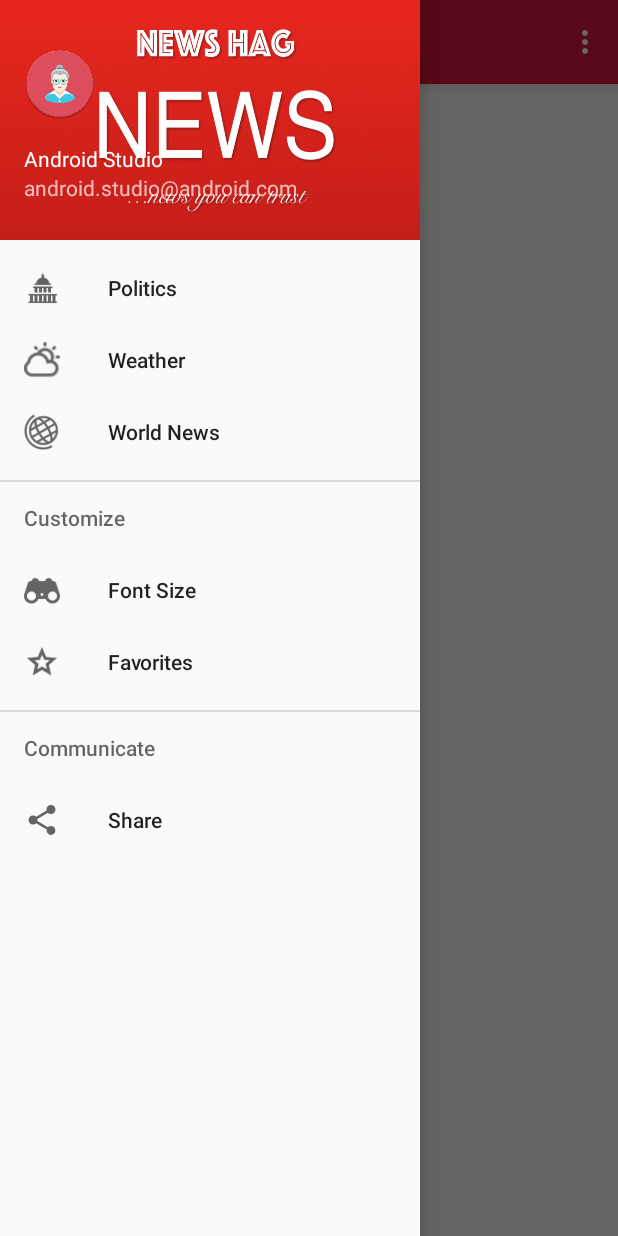
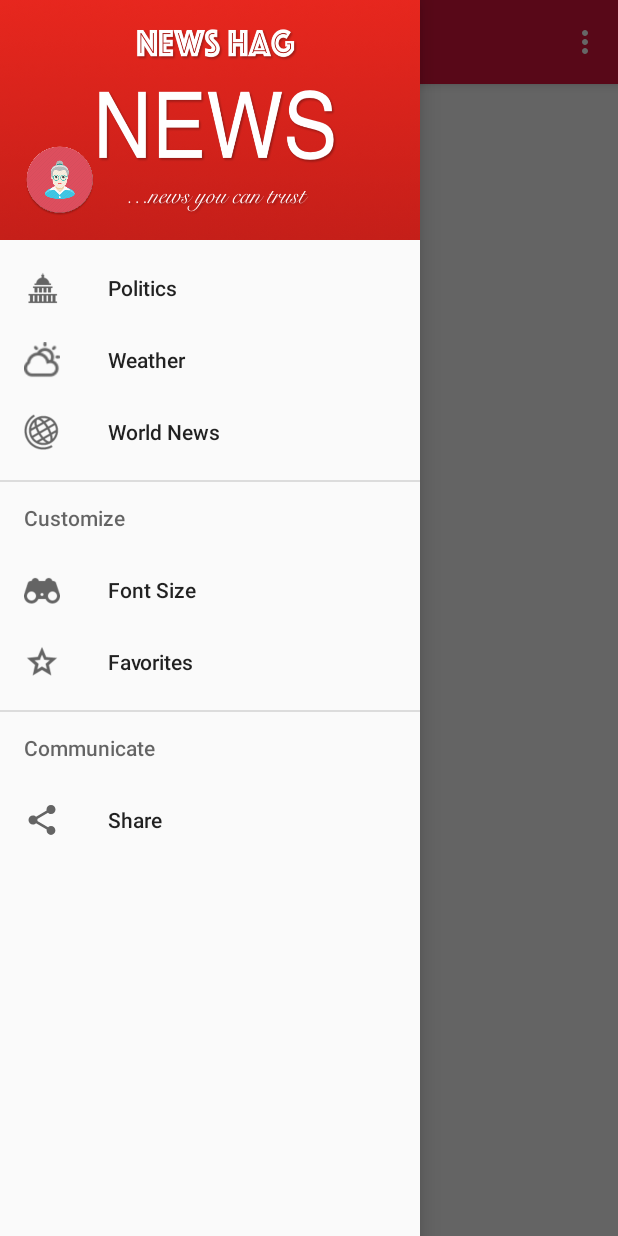
Before and after one commit to aartea/P3_CNN, an Android app: the screen it shows after launch (MainActivity), with the side drawer open, on a phone screen of 412 x 824 dp. Run offline under Robolectric (Android 15) with nearby library versions, the light colour scheme and no system bars.

Commit message:
Delete textviews

```diff
--- a/NewsHag/app/src/main/res/layout/nav_header_main.xml
+++ b/NewsHag/app/src/main/res/layout/nav_header_main.xml
@@ -18,24 +18,5 @@
         android:paddingTop="@dimen/nav_header_vertical_spacing"
         android:src="@mipmap/ic_new"/>
 
-    <TextView
-        android:layout_width="match_parent"
-        android:layout_height="wrap_content"
-        android:paddingTop="@dimen/nav_header_vertical_spacing"
-        android:text="Android Studio"
-        android:textAppearance="@style/TextAppearance.AppCompat.Body1"/>
-
-    <TextView
-        android:id="@+id/textView"
-        android:layout_width="wrap_content"
-        android:layout_height="wrap_content"
-        android:text="android.studio@android.com"/>
-
-    <TextView
-        android:layout_width="match_parent"
-        android:layout_height="wrap_content"
-        android:paddingTop="@dimen/nav_header_vertical_spacing"
-        android:text="Welcome to News Hag"
-        android:textAppearance="@style/TextAppearance.AppCompat.Body1"/>
 
 </LinearLayout>
```
